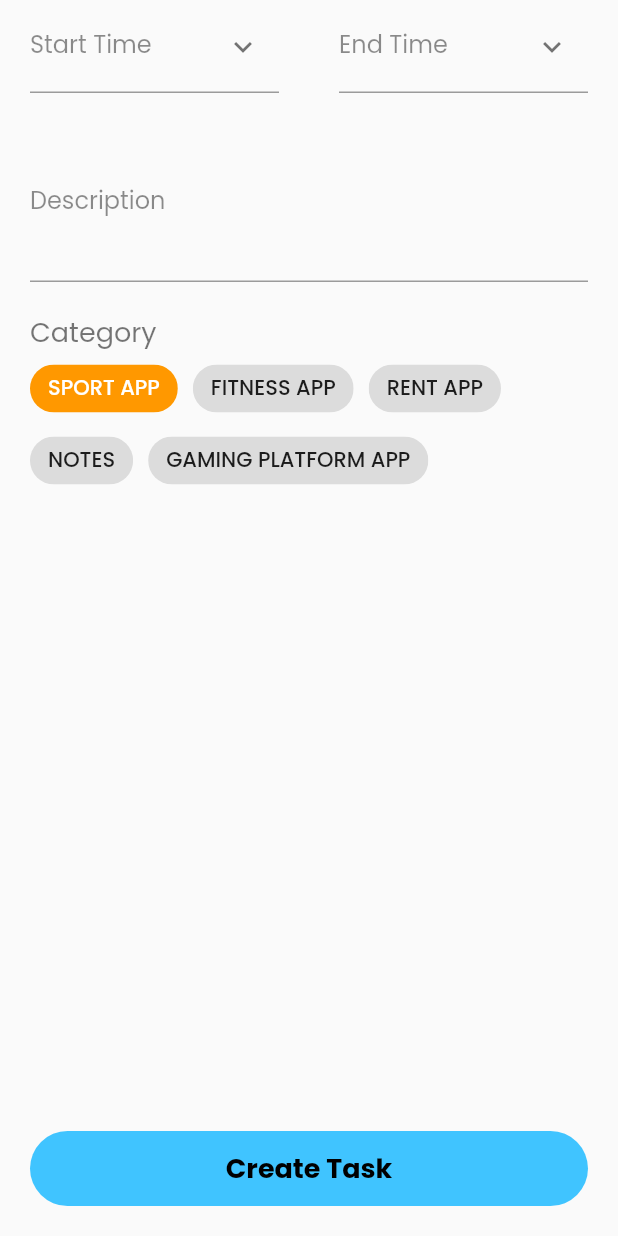
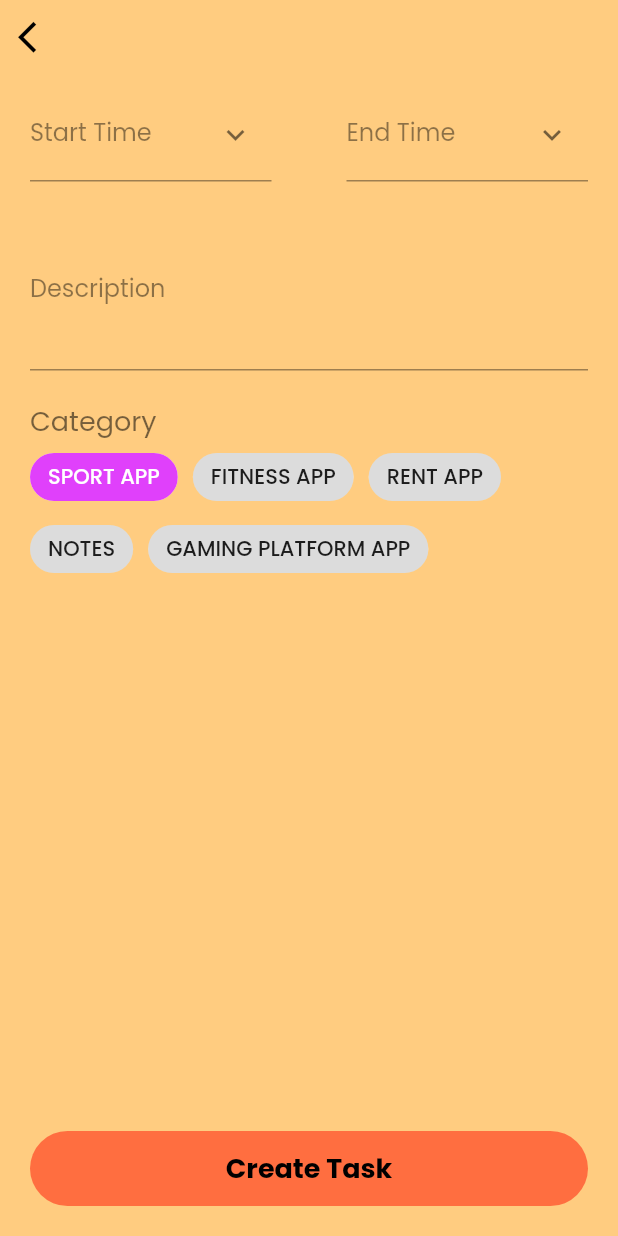
Before and after one commit to Saikat2407/Task-Manager_App, a Flutter app: the CalendarPage screen opened directly, after a tap on "Add task", on a phone screen of 412 x 824 dp. Run offline on Flutter 3.47's test engine with Material 2 defaults, Android fonts, the phone set to English and light mode, and no system bars; our stand-ins replace percent_indicator.

Commit message:
final update

```diff
--- a/lib/screens/calendar_page.dart
+++ b/lib/screens/calendar_page.dart
@@ -47,7 +47,7 @@ class CalendarPage extends StatelessWidget {
                       height: 40.0,
                       width: 120,
                       decoration: BoxDecoration(
-                        color: Colors.green,
+                        color: Colors.lightGreen,
                         borderRadius: BorderRadius.circular(30),
                       ),
                       child: GestureDetector(
--- a/lib/screens/create_new_task_page.dart
+++ b/lib/screens/create_new_task_page.dart
@@ -15,9 +15,19 @@ class CreateNewTaskPage extends StatelessWidget {
       color: Colors.black54,
     );
     return Scaffold(
+      backgroundColor: Colors.orange.shade200,
       body: SafeArea(
         child: Column(
           children: <Widget>[
+            Column(
+              children: [
+                Padding(
+                  padding: const EdgeInsets.all(12.0),
+                  child: MyBackButton(),
+                ),
+              ],
+            ),
+            SizedBox(height: 10, width: 10),
             TopContainer(
               padding: EdgeInsets.fromLTRB(20, 20, 20, 40),
               width: width,
@@ -63,7 +73,9 @@ class CreateNewTaskPage extends StatelessWidget {
                 ],
               ),
             ),
+
             Expanded(
+              flex: 1,
                 child: SingleChildScrollView(
                   padding: EdgeInsets.symmetric(horizontal: 20),
                   child: Column(
@@ -76,7 +88,7 @@ class CreateNewTaskPage extends StatelessWidget {
                                 label: 'Start Time',
                                 icon: downwardIcon,
                               )),
-                          SizedBox(width: 40),
+                          SizedBox(width: 50),
                           Expanded(
                             child: MyTextField(
                               label: 'End Time',
@@ -117,7 +129,7 @@ class CreateNewTaskPage extends StatelessWidget {
                               children: <Widget>[
                                 Chip(
                                   label: Text("SPORT APP"),
-                                  backgroundColor: Colors.orange,
+                                  backgroundColor: Colors.purpleAccent,
                                   labelStyle: TextStyle(color: Colors.white),
                                 ),
                                 Chip(
@@ -160,7 +172,7 @@ class CreateNewTaskPage extends StatelessWidget {
                     margin: EdgeInsets.fromLTRB(20, 10, 20, 20),
                     width: width - 40,
                     decoration: BoxDecoration(
-                      color: Colors.lightBlueAccent,
+                      color: Colors.deepOrangeAccent,
                       borderRadius: BorderRadius.circular(30),
                     ),
 
--- a/lib/widgets/back_button.dart
+++ b/lib/widgets/back_button.dart
@@ -1,7 +1,6 @@
 import 'package:flutter/material.dart';
 
 class MyBackButton extends StatelessWidget {
-
 
   @override
   Widget build(BuildContext context) {
```
